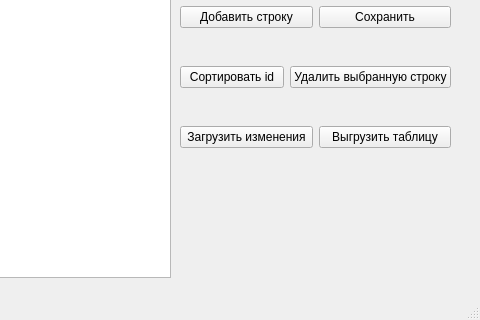
Above: second_sep.ui from mosheadd/QtLang before the change; both pictures show x 320 to 800 and y 353 to 673 of the 800 by 673 pixel window. Below: the same form after it.
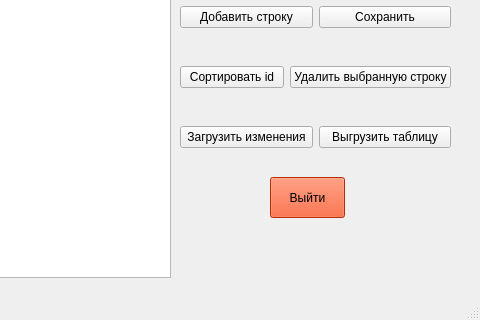
That is the form after the change.

Commit message: Есть кнопка выхода

```diff
--- a/second_sep.ui
+++ b/second_sep.ui
@@ -422,6 +422,22 @@
      </item>
     </layout>
    </widget>
+   <widget class="QPushButton" name="pushButton_8">
+    <property name="geometry">
+     <rect>
+      <x>590</x>
+      <y>530</y>
+      <width>75</width>
+      <height>41</height>
+     </rect>
+    </property>
+    <property name="styleSheet">
+     <string notr="true">background-color: rgb(255, 63, 5);</string>
+    </property>
+    <property name="text">
+     <string>Выйти</string>
+    </property>
+   </widget>
    <widget class="QWidget" name="">
     <property name="geometry">
      <rect>
```
The commit also changes 3 other files.
